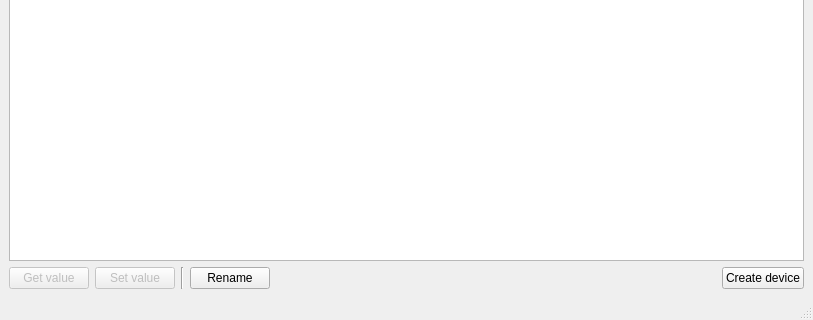
Qt form ui/RackWindow.ui (AlexisMrl/HegelLab) before a commit; both pictures show x 0 to 813 and y 138 to 458 of the 813 by 458 pixel window.
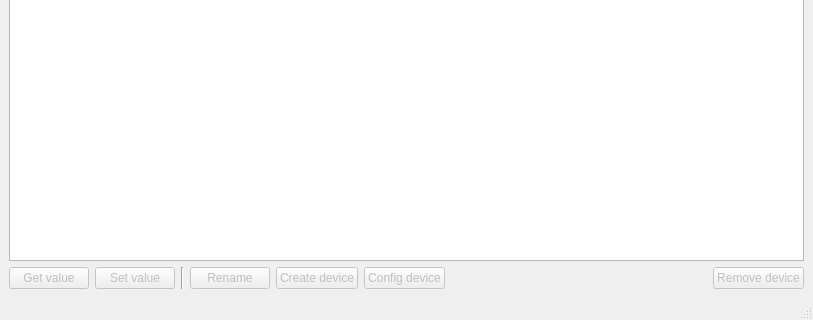
The same form after that commit. Icons and pictures are not drawn. Custom widgets are drawn as their Qt base class.

Commit message: [Features] Custom devices, create and config. Dual display.

```diff
--- a/ui/RackWindow.ui
+++ b/ui/RackWindow.ui
@@ -75,11 +75,34 @@
       </item>
       <item>
        <widget class="QPushButton" name="pb_rename">
+        <property name="enabled">
+         <bool>false</bool>
+        </property>
         <property name="text">
          <string>Rename</string>
         </property>
        </widget>
       </item>
+      <item>
+       <widget class="QPushButton" name="pb_create">
+        <property name="enabled">
+         <bool>false</bool>
+        </property>
+        <property name="text">
+         <string>Create device</string>
+        </property>
+       </widget>
+      </item>
+      <item>
+       <widget class="QPushButton" name="pb_config">
+        <property name="enabled">
+         <bool>false</bool>
+        </property>
+        <property name="text">
+         <string>Config device</string>
+        </property>
+       </widget>
+      </item>
       <item>
        <spacer name="horizontalSpacer">
         <property name="orientation">
@@ -96,10 +119,10 @@
       <item>
        <widget class="QPushButton" name="dev_create">
         <property name="enabled">
-         <bool>true</bool>
+         <bool>false</bool>
         </property>
         <property name="text">
-         <string>Create device</string>
+         <string>Remove device</string>
         </property>
        </widget>
       </item>
```
Left out of the diff: 14 changed lines with no effect on the pictures. The commit also changes 18 other files.
